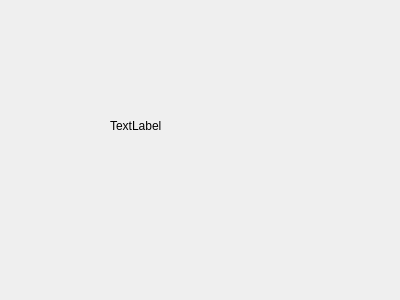
The window that resultswindow.ui (Anthex/GL40) describes before a commit, drawn with Qt 5.
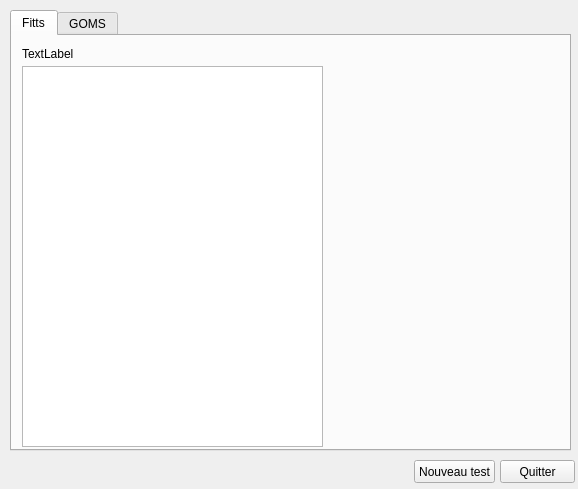
The same window after the commit.

Commit message: implemented results window

```diff
--- a/resultswindow.ui
+++ b/resultswindow.ui
@@ -6,24 +6,83 @@
    <rect>
     <x>0</x>
     <y>0</y>
-    <width>400</width>
-    <height>300</height>
+    <width>578</width>
+    <height>489</height>
    </rect>
   </property>
   <property name="windowTitle">
    <string>Fitts/Keystroke : Résultats</string>
   </property>
-  <widget class="QLabel" name="label">
+  <widget class="QTabWidget" name="tabWidget">
    <property name="geometry">
     <rect>
-     <x>110</x>
-     <y>60</y>
-     <width>231</width>
-     <height>131</height>
+     <x>10</x>
+     <y>10</y>
+     <width>561</width>
+     <height>441</height>
     </rect>
    </property>
+   <property name="currentIndex">
+    <number>0</number>
+   </property>
+   <widget class="QWidget" name="tab">
+    <attribute name="title">
+     <string>Fitts</string>
+    </attribute>
+    <widget class="QLabel" name="label">
+     <property name="geometry">
+      <rect>
+       <x>10</x>
+       <y>10</y>
+       <width>221</width>
+       <height>16</height>
+      </rect>
+     </property>
+     <property name="text">
+      <string>TextLabel</string>
+     </property>
+    </widget>
+    <widget class="QTableWidget" name="tableWidget">
+     <property name="geometry">
+      <rect>
+       <x>10</x>
+       <y>30</y>
+       <width>301</width>
+       <height>381</height>
+      </rect>
+     </property>
+    </widget>
+   </widget>
+   <widget class="QWidget" name="tab_2">
+    <attribute name="title">
+     <string>GOMS</string>
+    </attribute>
+   </widget>
+  </widget>
+  <widget class="QPushButton" name="pushButton">
+   <property name="geometry">
+    <rect>
+     <x>500</x>
+     <y>460</y>
+     <width>75</width>
+     <height>23</height>
+    </rect>
+   </property>
    <property name="text">
-    <string>TextLabel</string>
+    <string>Quitter</string>
+   </property>
+  </widget>
+  <widget class="QPushButton" name="pushButton_2">
+   <property name="geometry">
+    <rect>
+     <x>414</x>
+     <y>460</y>
+     <width>81</width>
+     <height>23</height>
+    </rect>
+   </property>
+   <property name="text">
+    <string>Nouveau test</string>
    </property>
   </widget>
  </widget>
```
Left out of the diff: 19 changed lines with no effect on the pictures. The commit also changes 5 other files.
